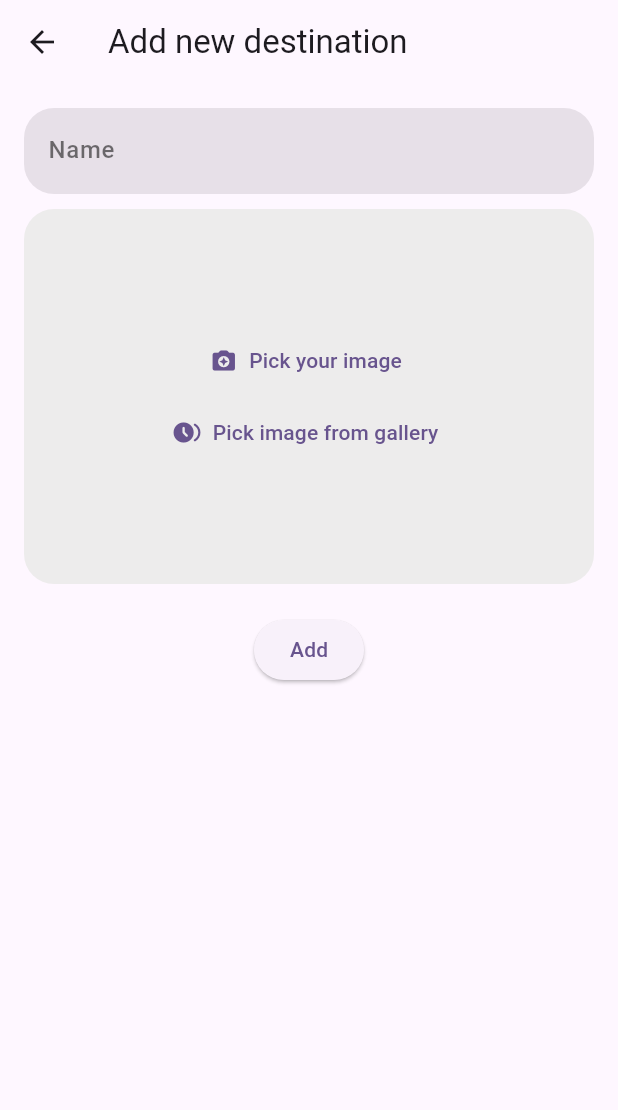
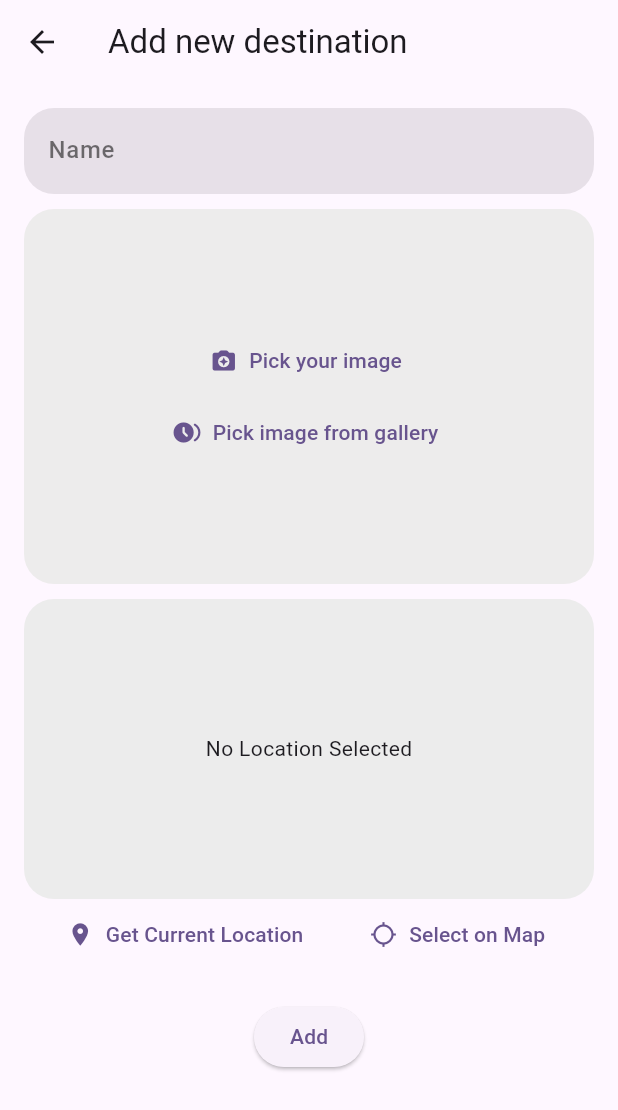
Before and after one commit to ilhemGn/Travel, a Flutter app: the AddDestinationScreen screen opened directly, on a phone screen of 412 x 824 dp. Shown: the top 1110 px of the screen. Run offline on Flutter 3.47's test engine with Material 2 defaults, Android fonts, the phone set to English and light mode, and no system bars; our stand-ins replace flutter_riverpod, google_maps_flutter, image_picker, location; network calls fail.

Commit message:
Select a location on Maps

```diff
--- /dev/null
+++ b/lib/http/http_requests.dart
@@ -0,0 +1,26 @@
+import 'dart:convert';
+import 'package:http/http.dart' as http;
+import 'package:travel_app/models/location_model.dart';
+
+Future<String> getAdrress(double lat, double long) async {
+  try {
+    final url = Uri.parse(
+        'https://maps.googleapis.com/maps/api/geocode/json?latlng=$lat,$long&key=AIzaSyBJx2zQ-CTyYkkMCqhyyycNIRyBSnVberE');
+    final response = await http.get(url);
+    final data = jsonDecode(response.body);
+    final address = data['results'][0]['formatted_address'];
+    print('this in http requests  $address');
+
+    return address;
+  } catch (e) {
+    print(e);
+  }
+  return '';
+}
+
+String getlocationImage(LocationModel location) {
+  final lat = location.latitude;
+  final long = location.longitude;
+
+  return 'https://maps.googleapis.com/maps/api/staticmap?center=$lat,$long&zoom=16&size=600x300&maptype=&markers=color:red%7Clabel:A%7C$lat,$long&key=AIzaSyBJx2zQ-CTyYkkMCqhyyycNIRyBSnVberE';
+}
--- a/lib/models/destination_model.dart
+++ b/lib/models/destination_model.dart
@@ -1,12 +1,17 @@
+import 'package:travel_app/models/location_model.dart';
 import 'package:uuid/uuid.dart';
+import 'dart:io';
 
 const uuid = Uuid();
 
 class DestModel {
   final String id;
   final String name;
+  final File image;
+  final LocationModel location;
 
-  DestModel({required this.name}) : id = uuid.v4();
+  DestModel({required this.name, required this.image, required this.location})
+      : id = uuid.v4();
 }
 
 // List<DestModel> destinations = [
--- /dev/null
+++ b/lib/models/location_model.dart
@@ -0,0 +1,8 @@
+class LocationModel {
+  final double latitude;
+  final double longitude;
+  final String address;
+
+  const LocationModel(
+      {required this.latitude, required this.longitude, required this.address});
+}
--- a/lib/screens/add_destination_screen.dart
+++ b/lib/screens/add_destination_screen.dart
@@ -1,9 +1,13 @@
+import 'dart:io';
+
 import 'package:flutter/material.dart';
 import 'package:travel_app/models/destination_model.dart';
+import 'package:travel_app/models/location_model.dart';
 import 'package:travel_app/providers/distination_provider.dart';
 import 'package:travel_app/widgets/custom_input.dart';
 import 'package:flutter_riverpod/flutter_riverpod.dart';
 import 'package:travel_app/widgets/image_input.dart';
+import 'package:travel_app/widgets/location_input.dart';
 
 class AddDestinationScreen extends ConsumerStatefulWidget {
   const AddDestinationScreen({super.key});
@@ -16,6 +20,16 @@ class AddDestinationScreen extends ConsumerStatefulWidget {
 class _AddDestinationScreenState extends ConsumerState<AddDestinationScreen> {
   final _formKey = GlobalKey<FormState>();
   String _enteredName = '';
+  File? _selectedPicture;
+  LocationModel? _selectedLocation;
+
+  void getTakenPicture(File? takenPicture) {
+    _selectedPicture = takenPicture;
+  }
+
+  void getPickedLocation(LocationModel? location) {
+    _selectedLocation = location;
+  }
 
   @override
   Widget build(BuildContext context) {
@@ -23,7 +37,7 @@ class _AddDestinationScreenState extends ConsumerState<AddDestinationScreen> {
         appBar: AppBar(
           title: const Text('Add new destination'),
         ),
-        body: Padding(
+        body: SingleChildScrollView(
           padding: const EdgeInsets.all(16.0),
           child: Form(
             key: _formKey,
@@ -45,15 +59,24 @@ class _AddDestinationScreenState extends ConsumerState<AddDestinationScreen> {
                 },
               ),
               const SizedBox(height: 10),
-              const ImageInput(),
+              ImageInput(
+                onPickImage: getTakenPicture,
+              ),
+              const SizedBox(height: 10),
+              LocationInput(
+                onPickLocation: getPickedLocation,
+              ),
               const SizedBox(height: 20),
               ElevatedButton(
                   onPressed: () {
-                    if (_formKey.currentState!.validate()) {
+                    if (_formKey.currentState!.validate() &&
+                        _selectedPicture != null &&
+                        _selectedLocation != null) {
                       _formKey.currentState!.save();
-                      ref
-                          .read(destProvider.notifier)
-                          .addNewDest(DestModel(name: _enteredName));
+                      ref.read(destProvider.notifier).addNewDest(DestModel(
+                          name: _enteredName,
+                          image: _selectedPicture!,
+                          location: _selectedLocation!));
                     }
                     Navigator.pop(context);
                   },
--- a/lib/widgets/destination_list.dart
+++ b/lib/widgets/destination_list.dart
@@ -1,5 +1,6 @@
 import 'package:flutter/material.dart';
 import 'package:travel_app/models/destination_model.dart';
+import 'package:travel_app/widgets/destination_item.dart';
 
 class DestinationList extends StatelessWidget {
   const DestinationList({super.key, required this.destinations});
@@ -10,8 +11,7 @@ class DestinationList extends StatelessWidget {
     return ListView.builder(
         padding: const EdgeInsets.all(20),
         itemCount: destinations.length,
-        itemBuilder: (context, index) {
-          return Text(destinations[index].name);
-        });
+        itemBuilder: (context, index) =>
+            DestinationItem(destination: destinations[index]));
   }
 }
--- a/lib/widgets/image_input.dart
+++ b/lib/widgets/image_input.dart
@@ -3,7 +3,9 @@ import 'package:flutter/material.dart';
 import 'package:image_picker/image_picker.dart';
 
 class ImageInput extends StatefulWidget {
-  const ImageInput({super.key});
+  const ImageInput({super.key, required this.onPickImage});
+
+  final void Function(File?) onPickImage;
 
   @override
   State<ImageInput> createState() => _ImageInputState();
@@ -23,6 +25,8 @@ class _ImageInputState extends State<ImageInput> {
       _selectedImage = File(takenImage
           .path); // path to navigate to where it was stored in the device
     });
+
+    widget.onPickImage(_selectedImage);
   }
 
   void _takePictureGallery() async {
--- /dev/null
+++ b/lib/widgets/location_input.dart
@@ -0,0 +1,136 @@
+import 'package:flutter/material.dart';
+import 'package:google_maps_flutter/google_maps_flutter.dart';
+import 'package:location/location.dart';
+import 'package:travel_app/http/http_requests.dart';
+import 'package:travel_app/models/location_model.dart';
+import 'package:travel_app/screens/maps_screen.dart';
+
+class LocationInput extends StatefulWidget {
+  const LocationInput({super.key, required this.onPickLocation});
+  final void Function(LocationModel?) onPickLocation;
+
+  @override
+  State<LocationInput> createState() => _LocationInputState();
+}
+
+class _LocationInputState extends State<LocationInput> {
+  bool isGettingPosition = false;
+  LocationModel? _pickedLocation;
+  late String urlImage;
+
+  void _getCurrentLocation() async {
+    Location location = Location();
+
+    bool serviceEnabled;
+    PermissionStatus permissionGranted;
+    LocationData locationData;
+
+    serviceEnabled = await location.serviceEnabled();
+    if (!serviceEnabled) {
+      serviceEnabled = await location.requestService();
+      if (!serviceEnabled) {
+        return;
+      }
+    }
+
+    permissionGranted = await location.hasPermission();
+    if (permissionGranted == PermissionStatus.denied) {
+      permissionGranted = await location.requestPermission();
+      if (permissionGranted != PermissionStatus.granted) {
+        return;
+      }
+    }
+
+    setState(() {
+      isGettingPosition = true;
+    });
+
+    locationData = await location.getLocation();
+    final lat = locationData.latitude;
+    final lng = locationData.longitude;
+
+    if (lat == null || lng == null) {
+      return;
+    }
+    await returnLocation(lat, lng);
+  }
+
+  Future<void> returnLocation(double lat, double lng) async {
+    final address = await getAdrress(lat, lng);
+    print('this when call the function  $address');
+
+    setState(() {
+      _pickedLocation = LocationModel(
+        latitude: lat,
+        longitude: lng,
+        address: address,
+      );
+      widget.onPickLocation(_pickedLocation);
+      isGettingPosition = false;
+    });
+  }
+
+  @override
+  Widget build(BuildContext context) {
+    if (_pickedLocation != null) {
+      urlImage = getlocationImage(_pickedLocation!);
+    }
+    Widget content = _pickedLocation != null
+        ? ClipRRect(
+            borderRadius: BorderRadius.circular(20),
+            child: Image.network(
+              urlImage,
+              fit: BoxFit.cover,
+              width: double.infinity,
+              height: double.infinity,
+            ),
+          )
+        : const Text('No Location Selected');
+
+    return Column(
+      children: [
+        Container(
+          height: 200,
+          width: double.infinity,
+          decoration: BoxDecoration(
+            borderRadius: BorderRadius.circular(20),
+            color: const Color.fromARGB(255, 236, 236, 236),
+          ),
+          alignment: Alignment.center,
+          child: isGettingPosition
+              ? const CircularProgressIndicator(
+                  color: Colors.black,
+                )
+              : content,
+        ),
+        Row(
+          mainAxisAlignment: MainAxisAlignment.spaceEvenly,
+          children: [
+            TextButton.icon(
+                icon: const Icon(Icons.location_on),
+                onPressed: _getCurrentLocation,
+                label: const Text(
+                  'Get Current Location',
+                )),
+            TextButton.icon(
+                icon: const Icon(Icons.location_searching_sharp),
+                onPressed: () async {
+                  final pickedCoordinates = await Navigator.push<LatLng>(
+                      context,
+                      MaterialPageRoute(
+                          builder: (context) => const MapsScreen()));
+                  if (pickedCoordinates == null) {
+                    return;
+                  }
+                  await returnLocation(
+                      pickedCoordinates.latitude, pickedCoordinates.longitude);
+                },
+                label: const Text(
+                  'Select on Map',
+                )),
+          ],
+        ),
+      ],
+    );
+  }
+}
--- a/pubspec.yaml
+++ b/pubspec.yaml
@@ -39,6 +39,9 @@ dependencies:
   uuid: ^3.0.7
   flutter_riverpod: ^2.3.6
   image_picker: ^1.0.1
+  location: ^5.0.0
+  http: ^1.1.0
+  google_maps_flutter: ^2.3.1
 
 dev_dependencies:
   flutter_test:
```
Also changed, not shown: lib/screens/destination_details.dart (added, +73 -0 lines), lib/screens/home_screen.dart (+6 -1 lines), lib/screens/maps_screen.dart (added, +73 -0 lines), lib/widgets/destination_item.dart (added, +27 -0 lines), pubspec.lock, 5 other files.
